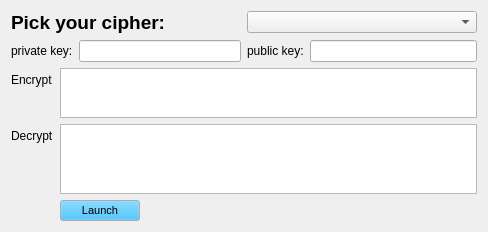
Before: the Qt Designer form ciphers-list.ui in MohamedMouloudj/Ciphers-app, drawn with Qt 5.
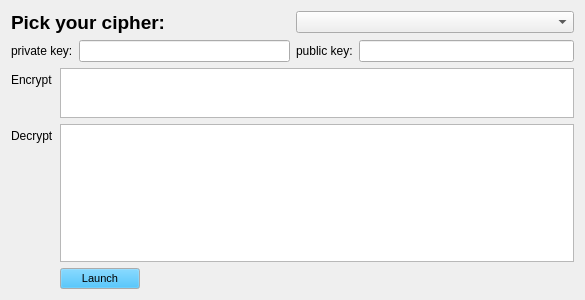
After: the same form once the commit is applied.

Commit message: feat: C integration + playfair cipher

The edit to the form file:
```diff
--- a/ciphers-list.ui
+++ b/ciphers-list.ui
@@ -6,14 +6,14 @@
    <rect>
     <x>0</x>
     <y>0</y>
-    <width>488</width>
-    <height>203</height>
+    <width>585</width>
+    <height>300</height>
    </rect>
   </property>
   <property name="maximumSize">
    <size>
-    <width>16777215</width>
-    <height>203</height>
+    <width>700</width>
+    <height>500</height>
    </size>
   </property>
   <property name="windowTitle">
```
The commit also changes 27 other files.
